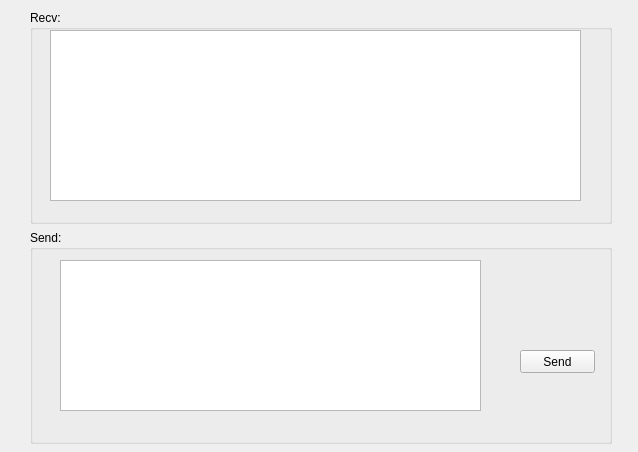
Before: the Qt Designer form ServerAPP/connectclient.ui in xuchunYang1/Qt_TCP, drawn with Qt 5.
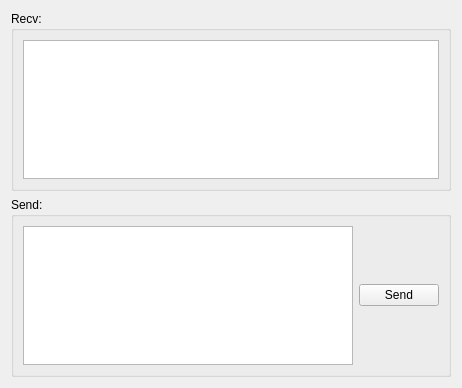
After: the same form once the commit is applied.

Commit message: 修改界面布局问题，删除user文件

```diff
--- a/ServerAPP/connectclient.ui
+++ b/ServerAPP/connectclient.ui
@@ -6,72 +6,46 @@
    <rect>
     <x>0</x>
     <y>0</y>
-    <width>638</width>
-    <height>452</height>
+    <width>462</width>
+    <height>388</height>
    </rect>
   </property>
   <property name="windowTitle">
    <string>Form</string>
   </property>
+  <layout class="QGridLayout" name="gridLayout">
+   <item row="0" column="0">
   <widget class="QGroupBox" name="groupBox_recv">
-   <property name="geometry">
-    <rect>
-     <x>30</x>
-     <y>10</y>
-     <width>582</width>
-     <height>214</height>
-    </rect>
-   </property>
    <property name="title">
     <string>Recv:</string>
    </property>
-   <widget class="QTextBrowser" name="textBrowser_recv">
-    <property name="geometry">
-     <rect>
-      <x>20</x>
-      <y>20</y>
-      <width>531</width>
-      <height>171</height>
-     </rect>
-    </property>
-   </widget>
-  </widget>
+     <layout class="QGridLayout" name="gridLayout_2">
+      <item row="0" column="0">
+       <widget class="QTextBrowser" name="textBrowser_recv"/>
+      </item>
+     </layout>
+    </widget>
+   </item>
+   <item row="1" column="0">
   <widget class="QGroupBox" name="groupBox_send">
-   <property name="geometry">
-    <rect>
-     <x>30</x>
-     <y>230</y>
-     <width>582</width>
-     <height>214</height>
-    </rect>
-   </property>
    <property name="title">
     <string>Send:</string>
    </property>
-   <widget class="QTextEdit" name="textEdit_send">
-    <property name="geometry">
-     <rect>
-      <x>30</x>
-      <y>30</y>
-      <width>421</width>
-      <height>151</height>
-     </rect>
-    </property>
-   </widget>
+     <layout class="QGridLayout" name="gridLayout_3">
+      <item row="0" column="0">
+       <widget class="QTextEdit" name="textEdit_send"/>
+      </item>
+      <item row="0" column="1">
    <widget class="QPushButton" name="pushButton_send">
-    <property name="geometry">
-     <rect>
-      <x>490</x>
-      <y>120</y>
-      <width>75</width>
-      <height>23</height>
-     </rect>
-    </property>
     <property name="text">
      <string>Send</string>
     </property>
    </widget>
-  </widget>
+      </item>
+     </layout>
+    </widget>
+   </item>
+  </layout>
  </widget>
  <resources/>
  <connections/>
```
Lines whose indentation alone changed are shown as unchanged. The commit also changes 5 other files.
